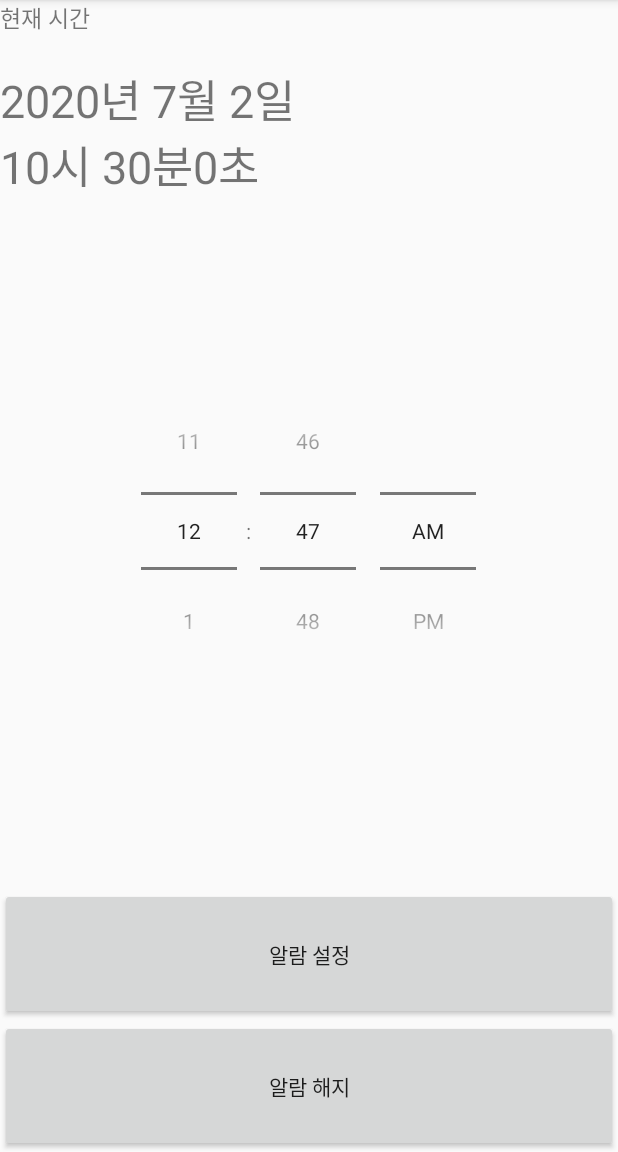
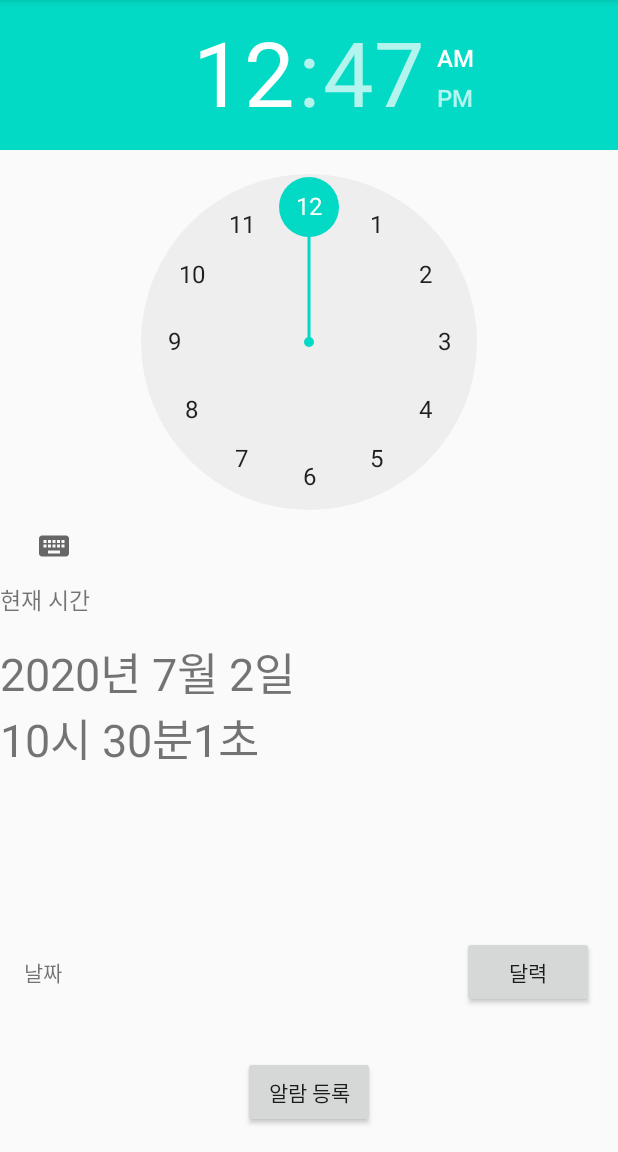
Before and after one commit to Hm-source/AlarmAppProject, an Android app: the screen it shows after launch (MainActivity), on a phone screen of 412 x 824 dp, the part 84-1236 px from its top. Run offline under Robolectric (Android 15) with nearby library versions, the phone set to English and light mode, and no system bars; 6 statements that could not run were skipped.

Commit message:
activity_main.xml수정

```diff
--- /dev/null
+++ b/app/src/main/java/com/example/alarmapp/AlarmActivity.java
@@ -0,0 +1,6 @@
+package com.example.alarmapp;
+
+import android.app.Activity;
+
+public class AlarmActivity extends Activity {
+}
--- a/app/src/main/res/layout/activity_main.xml
+++ b/app/src/main/res/layout/activity_main.xml
@@ -1,7 +1,16 @@
+<?xml version="1.0" encoding="utf-8"?>
 <LinearLayout xmlns:android="http://schemas.android.com/apk/res/android"
+    xmlns:tools="http://schemas.android.com/tools"
     android:layout_width="match_parent"
     android:layout_height="match_parent"
-    android:orientation="vertical">
+    android:orientation="vertical"
+    tools:context=".MainActivity">
+
+    <TimePicker
+        android:id="@+id/timePicker"
+        android:layout_width="match_parent"
+        android:layout_height="wrap_content"
+        />
 
     <TextView
         android:id="@+id/text_1"
@@ -19,25 +28,51 @@
         android:text="Text View"
         android:textSize="30sp" />
 
-    <TimePicker
+    <LinearLayout
+        android:orientation="horizontal"
         android:layout_width="match_parent"
         android:layout_height="wrap_content"
-        android:id="@+id/timePicker"
-        android:timePickerMode="spinner"
-        android:layout_weight="5"/>
+        android:padding="16dp"
+        android:gravity="center_vertical">
 
-    <Button
+        <TextView
+            android:layout_width="wrap_content"
+            android:layout_height="wrap_content"
+            android:text="날짜"
+            />
+
+        <TextView
+            android:id="@+id/txtDate"
+            android:layout_width="0px"
+            android:layout_height="wrap_content"
+            android:layout_weight="1"
+            android:layout_marginStart="8dp"
+            android:textStyle="bold"
+            android:layout_marginLeft="8dp" />
+
+        <Button
+            android:id="@+id/btnCalendar"
+            android:layout_width="wrap_content"
+            android:layout_height="wrap_content"
+            android:text="달력"
+            />
+
+    </LinearLayout>
+
+    <LinearLayout
+        android:orientation="horizontal"
         android:layout_width="match_parent"
         android:layout_height="wrap_content"
-        android:id="@+id/btn_1"
-        android:text="알람 설정"
-        android:layout_weight="1.5"/>
-    <Button
-        android:layout_width="match_parent"
-        android:layout_height="wrap_content"
-        android:id="@+id/btn_2"
-        android:text="알람 해지"
-        android:onClick="unregister"
-        android:layout_weight="1.5"/>
+        android:padding="16dp"
+        android:gravity="center">
+
+        <Button
+            android:id="@+id/btnAlarm"
+            android:layout_width="wrap_content"
+            android:layout_height="wrap_content"
+            android:text="알람 등록"
+            />
+
+    </LinearLayout>
 
 </LinearLayout>
```
Also changed, not shown: app/src/main/AndroidManifest.xml (+9 -0 lines), app/src/main/java/com/example/alarmapp/AlarmReceiver.java (deleted, +0 -15 lines), app/src/main/java/com/example/alarmapp/AlarmService.java (added, +7 -0 lines), app/src/main/java/com/example/alarmapp/MainActivity.java (+0 -30 lines).
